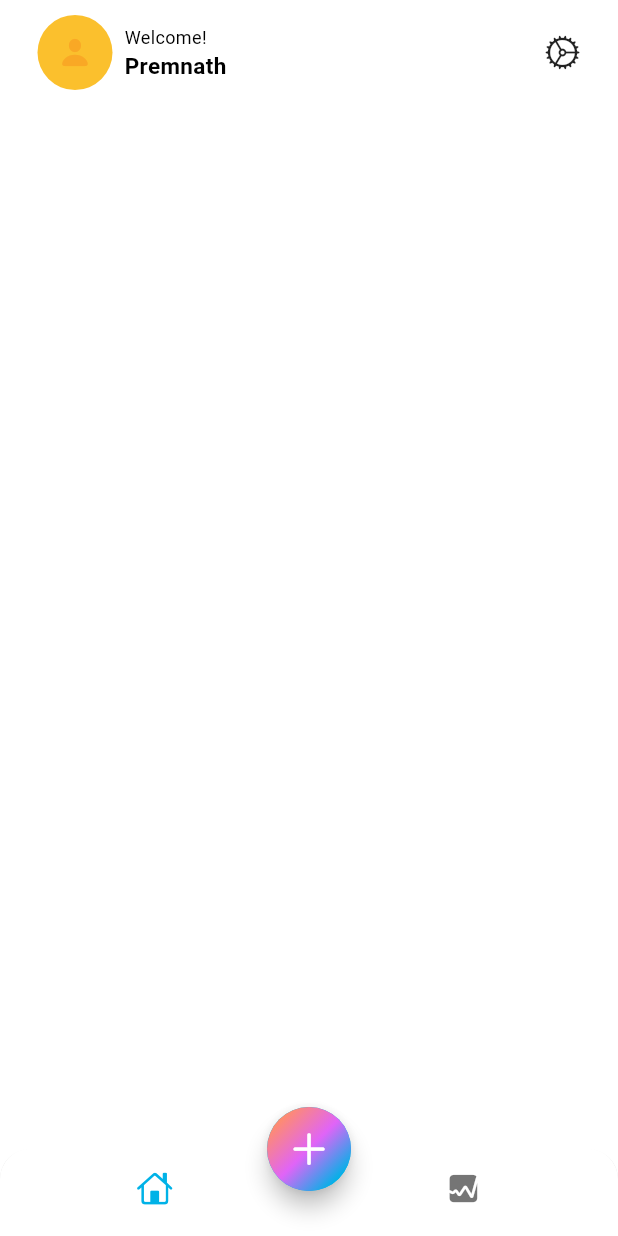
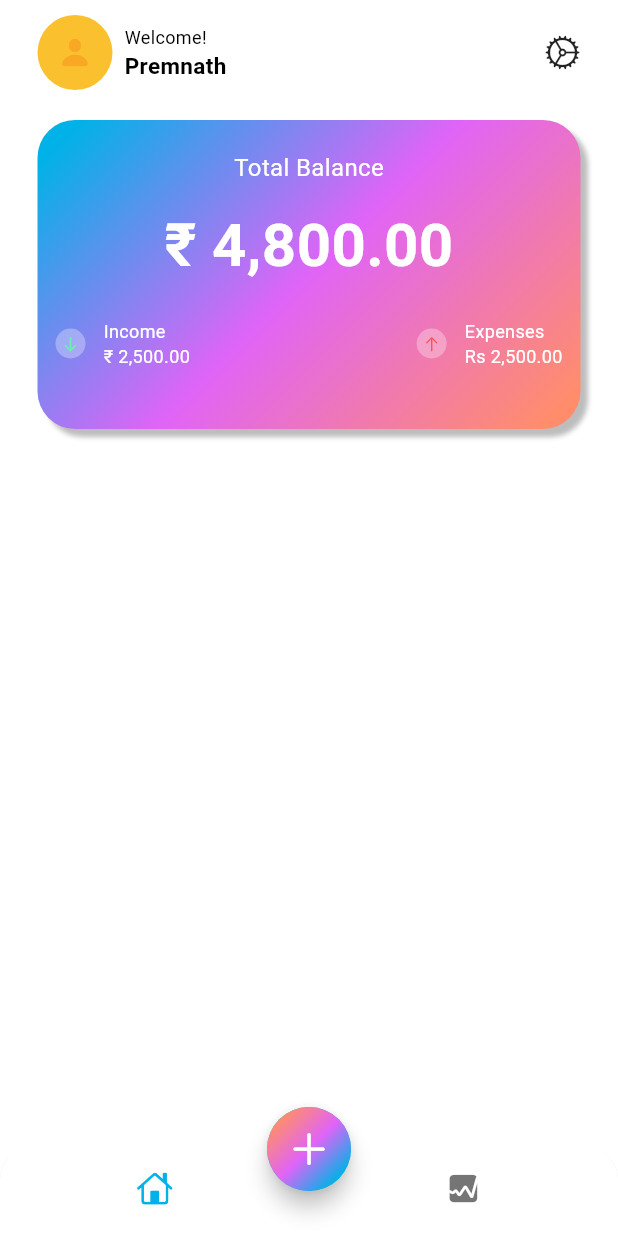
Before and after one commit to premnaththirumalaisamy/expenses_tracker, a Flutter app: the screen it shows after launch, on a phone screen of 412 x 824 dp. Run offline on Flutter 3.47's test engine with Material 3 defaults, Android fonts, the phone set to English and light mode, and no system bars.

Commit message:
Added expense card

```diff
--- a/lib/screens/home/views/main_screen.dart
+++ b/lib/screens/home/views/main_screen.dart
@@ -1,3 +1,5 @@
+import 'dart:math';
+
 import 'package:flutter/cupertino.dart';
 import 'package:flutter/material.dart';
 
@@ -44,7 +46,7 @@ class MainScreen extends StatelessWidget {
                               color: Theme.of(context).colorScheme.outline
                             ),
                           ),
-                          Text(
+                          const Text(
                             'Premnath',
                             style: TextStyle(
                                 fontSize: 15,
@@ -55,8 +57,132 @@ class MainScreen extends StatelessWidget {
                       ),
                   ],
                 ),
-                Icon(CupertinoIcons.settings)
+                const Icon(CupertinoIcons.settings)
               ],
+            ),
+            const SizedBox(height: 20,),
+            Container(
+              width: MediaQuery.of(context).size.width,
+              height: MediaQuery.of(context).size.width/2,
+              decoration: BoxDecoration(
+                borderRadius: BorderRadius.circular(25),
+                shape: BoxShape.rectangle,
+                gradient: LinearGradient(colors: [
+                  Theme.of(context).colorScheme.primary,
+                  Theme.of(context).colorScheme.secondary,
+                  Theme.of(context).colorScheme.tertiary,
+                ],
+                    transform: const GradientRotation(pi/4)
+                ),
+              boxShadow: [BoxShadow(
+                blurRadius: 2,
+                offset: const Offset(5, 5),
+                color: Colors.grey.shade400
+              )]),
+              child: Column(
+                mainAxisAlignment: MainAxisAlignment.center,
+                children: [
+                  const Text(
+                      'Total Balance',
+                    style: TextStyle(
+                      fontSize: 16,
+                      color: Colors.white,
+                      fontWeight: FontWeight.w400
+                    ),
+                  ),
+                  const SizedBox(height: 12,),
+                  const Text(
+                      '₹ 4,800.00',
+                      style: TextStyle(
+                          fontSize: 40,
+                          color: Colors.white,
+                          fontWeight: FontWeight.bold
+                      )
+                  ),
+                  Padding(
+                    padding: const EdgeInsets.symmetric(horizontal: 12,vertical: 20),
+                    child: Row(
+                    mainAxisAlignment: MainAxisAlignment.spaceBetween,
+                    children: [
+                      Row(
+                        children: [
+                          Container(
+                            width: 20,
+                            height: 20,
+                            decoration: const BoxDecoration(
+                                shape: BoxShape.circle,
+                                color: Colors.white30
+                            ),
+                            child: const Icon(
+                              CupertinoIcons.down_arrow,
+                              color: Colors.greenAccent,
+                              size: 12,
+                            ),
+                          ),
+                          const SizedBox(width: 12),
+                          const Column(
+                            crossAxisAlignment: CrossAxisAlignment.start,
+                            children: [
+                              Text(
+                                'Income',
+                                style: TextStyle(
+                                    fontSize: 12,
+                                    color: Colors.white
+                                ),
+                              ),
+                              Text(
+                                '₹ 2,500.00',
+                                style: TextStyle(
+                                    fontSize: 12,
+                                    color: Colors.white
+                                ),
+                              ),
+                            ],
+                          ),
+                        ],
+                      ),
+                      Row(
+                        children: [
+                          Container(
+                            width: 20,
+                            height: 20,
+                            decoration: const BoxDecoration(
+                                shape: BoxShape.circle,
+                                color: Colors.white30
+                            ),
+                            child: const Icon(
+                              CupertinoIcons.up_arrow,
+                              color: Colors.redAccent,
+                              size: 12,
+                            ),
+                          ),
+                          const SizedBox(width: 12),
+                          const Column(
+                            crossAxisAlignment: CrossAxisAlignment.start,
+                            children: [
+                              Text(
+                                'Expenses',
+                                style: TextStyle(
+                                    fontSize: 12,
+                                    color: Colors.white
+                                ),
+                              ),
+                              Text(
+                                'Rs 2,500.00',
+                                style: TextStyle(
+                                  fontSize: 12,
+                                  color: Colors.white,
+                                ),
+                              ),
+                            ],
+                          ),
+                        ],
+                      ),
+                    ],
+                    ),
+                  )
+                ],
+              ),
             )
           ],
         ),
```
